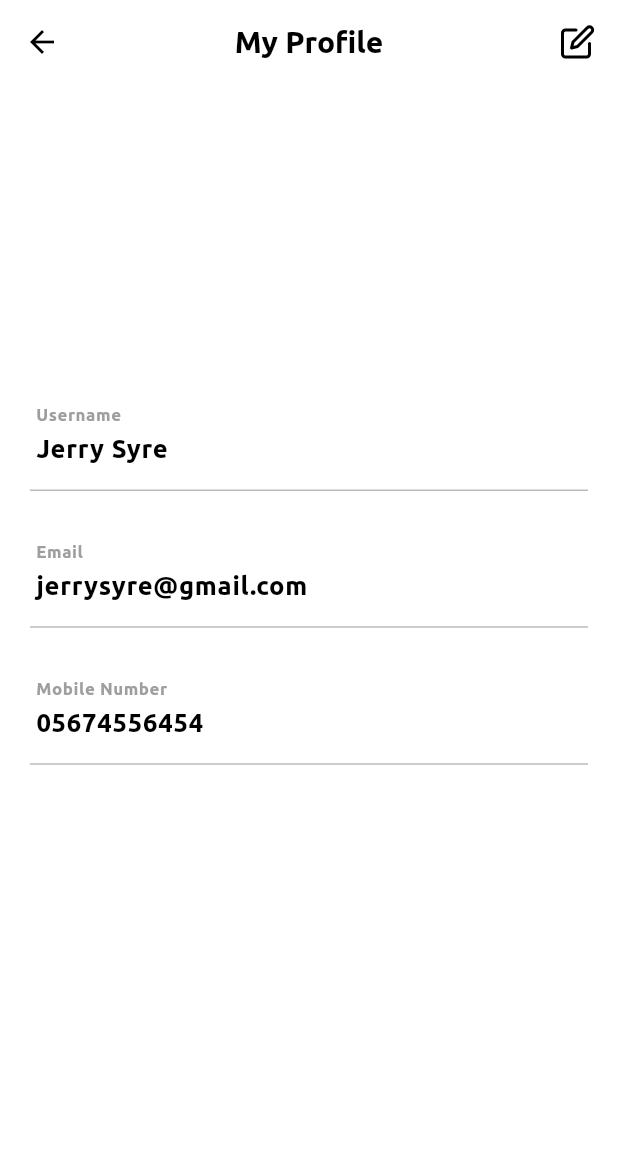
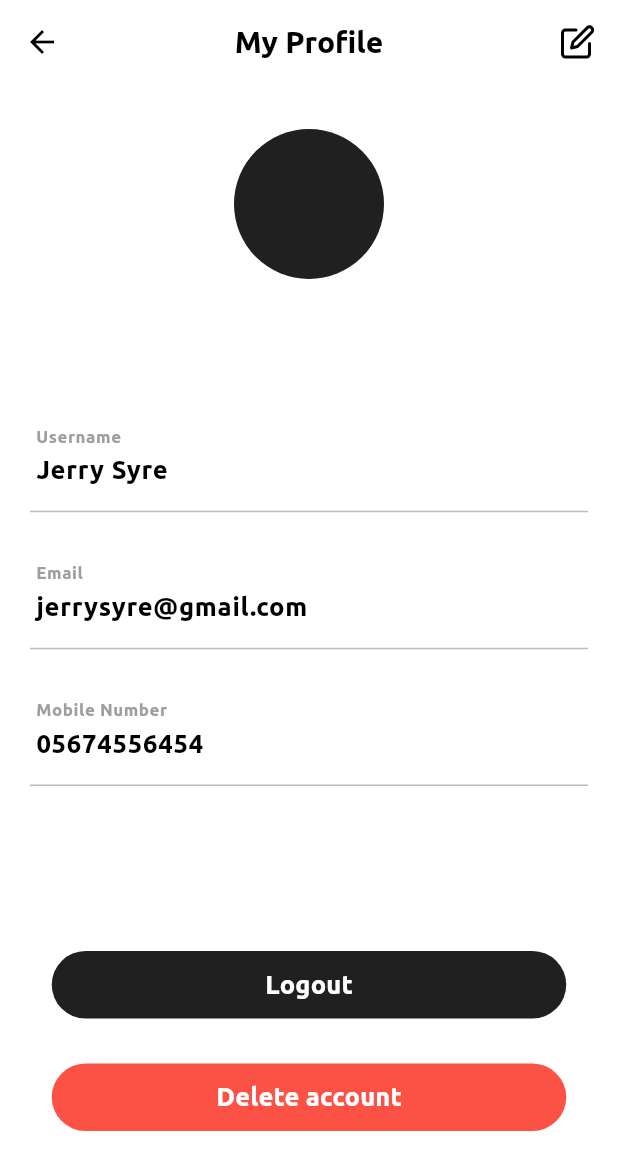
Before and after one commit to top2429/Finance-App, a Flutter app: the ProfileScreen screen opened directly, on a phone screen of 412 x 824 dp. Shown: the top 1170 px of the screen. Run offline on Flutter 3.47's test engine with Material 2 defaults, Android fonts, the phone set to English and light mode, and no system bars; our stand-ins replace buttons_tabbar, flutter_otp_text_field, flutter_svg, google_fonts; missing offline and left inert: pin_plus_keyboard; project files that could hold a hidden picture were left out.

Commit message:
viewing the prfile is done

```diff
--- a/lib/custom_widgets/mainButton.dart
+++ b/lib/custom_widgets/mainButton.dart
@@ -5,12 +5,14 @@ class MainButton extends StatefulWidget {
   final VoidCallback onpressed;
   final bool disabled;
   final bool lightBlue;
+  final bool red;
   const MainButton(
       {super.key,
       required this.text,
       required this.onpressed,
       this.disabled = false,
-      this.lightBlue = false});
+      this.lightBlue = false,
+      this.red = false});
 
   @override
   State<MainButton> createState() => _MainButtonState();
@@ -32,7 +34,7 @@ class _MainButtonState extends State<MainButton> {
                     ? theme.disabledColor
                     : widget.lightBlue
                         ? Color.fromARGB(255, 7, 14, 39)
-                        : theme.primaryColor),
+                        : widget.red?const Color.fromARGB(255, 252, 82, 70): theme.primaryColor),
             width: 343,
             height: 45,
             child: Center(
--- a/lib/main.dart
+++ b/lib/main.dart
@@ -31,7 +31,7 @@ class MyApp extends StatelessWidget {
       themeMode: ThemeMode.light,
             debugShowCheckedModeBanner: false,
 
-      home: SignUpScreen(),
+      home: ProfileScreen(),
     );
   }
 }
--- a/lib/screens/authentication/signUp/signUpScreen.dart
+++ b/lib/screens/authentication/signUp/signUpScreen.dart
@@ -186,6 +186,7 @@ class _SignUpScreenState extends State<SignUpScreen> {
                         })
                   ],
                 ),
+
               ],
             ),
           ),
--- a/lib/screens/myProfile/profileScreen.dart
+++ b/lib/screens/myProfile/profileScreen.dart
@@ -1,5 +1,6 @@
 import 'package:flutter/material.dart';
 import 'package:flutter_svg/svg.dart';
+import 'package:tai/custom_widgets/mainButton.dart';
 import 'package:tai/custom_widgets/textField_icon.dart';
 import 'package:tai/screens/myProfile/editProfile.dart';
 
@@ -49,13 +50,17 @@ class _ProfileScreenState extends State<ProfileScreen> {
         ),
         body: SafeArea(
           child: Padding(
-            padding: const EdgeInsets.only(left: 20, right: 20),
-            child: SingleChildScrollView(
+            padding: const EdgeInsets.only(left: 20, right: 20,bottom: 70),
             child: Column(
               children: [
                 SizedBox(
-                    height: 200,
+                  height: 30,
                 ),
+                CircleAvatar(radius: 50,),
+                SizedBox(
+                  height: 10,
+                ),
+                Spacer(),
                 Form(
                     child: Column(
                   children: [
@@ -94,9 +99,18 @@ class _ProfileScreenState extends State<ProfileScreen> {
                       keyBoardType: TextInputType.number,
                     ),
                   ],
-                  ))
+                )),
+                SizedBox(height: 110,),
+              MainButton(text: "Logout", onpressed: (){
+
+              }),
+              SizedBox(height: 30,),
+              MainButton(
+                red: true,
+                text: "Delete account", onpressed: (){
+
+              }),
               ],
-              ),
             ),
           ),
         ));
```
Lines whose indentation alone changed are shown as unchanged.
